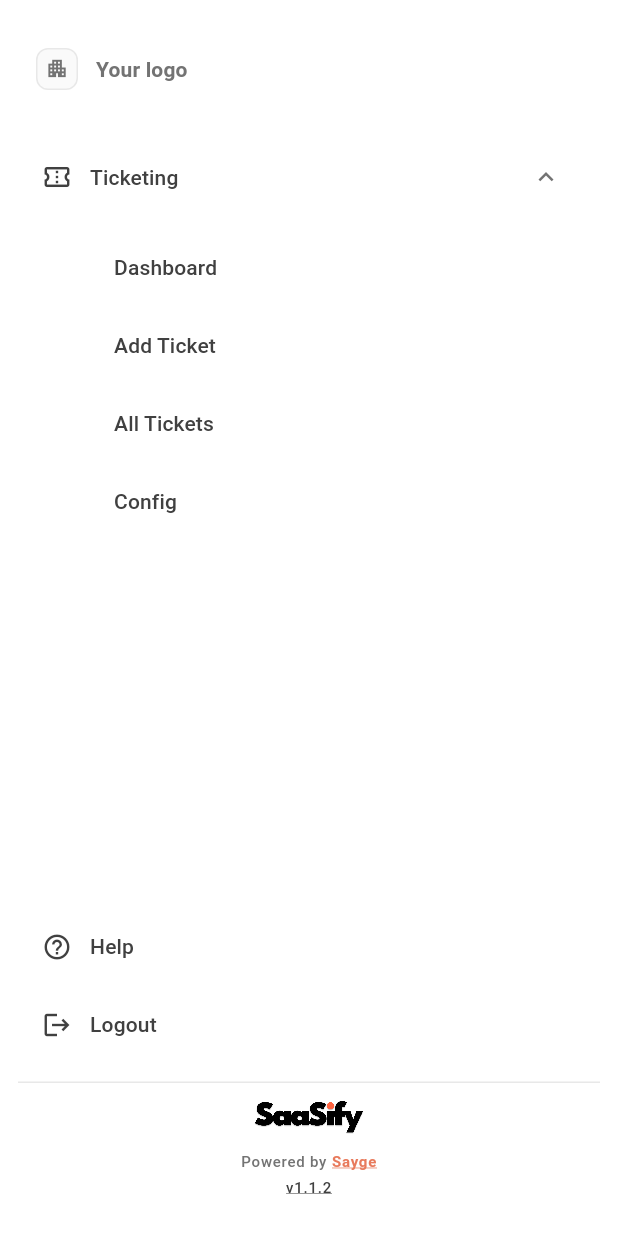
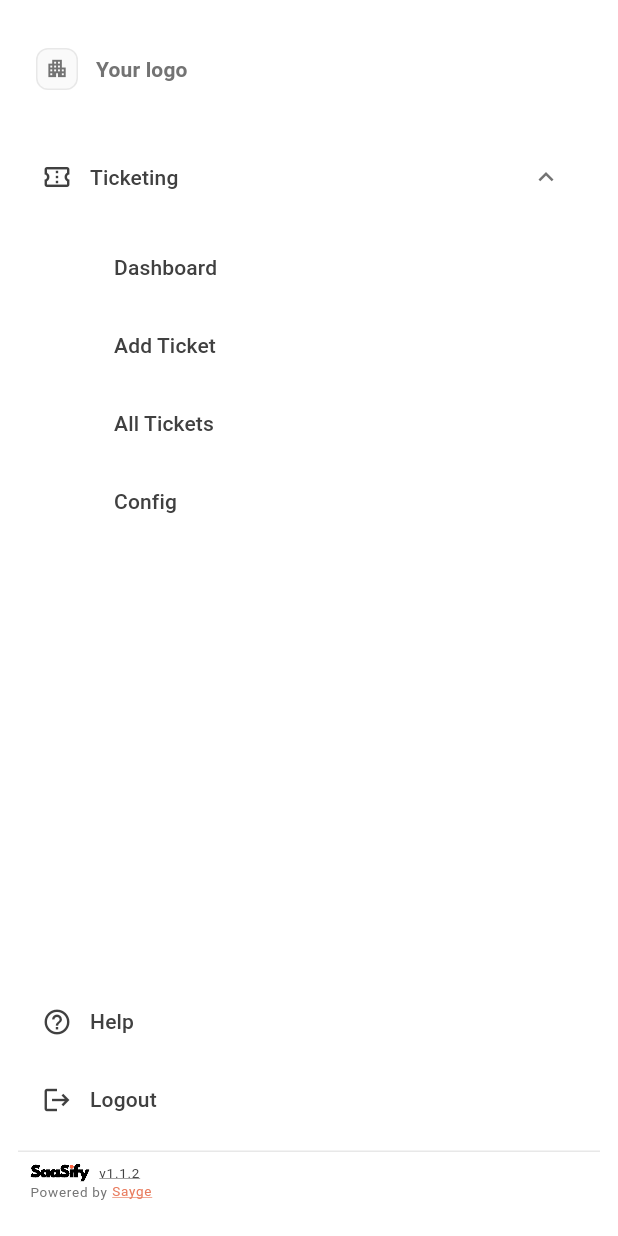
Before and after one commit to sayge-code-hub/saasify, a Flutter app: the ModuleSidebar widget shown alone on an empty page, opened directly, on a phone screen of 412 x 824 dp. Run offline on Flutter 3.47's test engine with Material 3 defaults, Android fonts, the phone set to English and light mode, and no system bars; our stand-ins replace equatable, file_picker, flutter_bloc, go_router, web; Roboto replaces fonts that are missing (Source Sans 3).

Commit message:
Restore single-line header clock and shrink left-aligned sidebar brand.
Revert stacked datetime to one light-grey line, and pack the Saasify
wordmark with version beside it over a tiny Powered by Sayge row.

Co-authored-by: adityaarana <adityaarana@outlook.com>

```diff
--- a/lib/features/shell/presentation/widgets/module_sidebar.dart
+++ b/lib/features/shell/presentation/widgets/module_sidebar.dart
@@ -2,14 +2,15 @@ import 'package:flutter/material.dart';
 import 'package:flutter_bloc/flutter_bloc.dart';
 import 'package:go_router/go_router.dart';
 
+import 'package:saasify/core/constants/app_constants.dart';
 import 'package:saasify/core/theme/app_colors.dart';
 import 'package:saasify/core/theme/app_spacing.dart';
 import 'package:saasify/core/widgets/app_logo.dart';
-import 'package:saasify/core/widgets/powered_by_footer.dart';
 import 'package:saasify/features/auth/presentation/bloc/auth_cubit.dart';
 import 'package:saasify/features/settings/presentation/widgets/company_brand_logo.dart';
 import 'package:saasify/features/shell/domain/app_modules.dart';
 import 'package:saasify/features/shell/presentation/bloc/shell_cubit.dart';
+import 'package:url_launcher/url_launcher.dart';
 
 /// Maglo-inspired left rail: company brand, nav, Saasify + Sayge footer.
 class ModuleSidebar extends StatelessWidget {
@@ -89,19 +90,10 @@ class ModuleSidebar extends StatelessWidget {
                         onNavigate?.call();
                       },
                     ),
-                    const SizedBox(height: AppSpacing.sm),
+                    const SizedBox(height: AppSpacing.xs),
                     const Divider(height: 1, color: AppColors.border),
-                    const SizedBox(height: AppSpacing.sm),
-                    const Align(
-                      alignment: Alignment.center,
-                      child: AppLogoWordmark(
-                        key: ValueKey('sidebar-saasify-logo'),
-                        height: 22,
-                      ),
-                    ),
-                    const SizedBox(height: AppSpacing.sm),
-                    const PoweredByFooter(),
                     const SizedBox(height: AppSpacing.xs),
+                    const _SidebarBrandFooter(),
                   ],
                 ),
               ),
@@ -109,6 +101,95 @@ class ModuleSidebar extends StatelessWidget {
           ),
         );
       },
+    );
+  }
+}
+
+/// Tiny left-aligned Saasify mark + version, with Powered by Sayge under it.
+class _SidebarBrandFooter extends StatelessWidget {
+  const _SidebarBrandFooter();
+
+  Future<void> _openSayge() async {
+    final uri = Uri.parse(AppConstants.saygeUrl);
+    await launchUrl(uri, mode: LaunchMode.externalApplication);
+  }
+
+  @override
+  Widget build(BuildContext context) {
+    final theme = Theme.of(context);
+    final micro = theme.textTheme.labelSmall?.copyWith(
+      color: AppColors.inkTertiary,
+      fontSize: 9,
+      height: 1.15,
+      fontWeight: FontWeight.w400,
+    );
+
+    return Padding(
+      padding: const EdgeInsets.fromLTRB(
+        AppSpacing.xs,
+        0,
+        AppSpacing.xs,
+        AppSpacing.xs,
+      ),
+      child: Column(
+        crossAxisAlignment: CrossAxisAlignment.start,
+        mainAxisSize: MainAxisSize.min,
+        children: [
+          Row(
+            children: [
+              const AppLogoWordmark(
+                key: ValueKey('sidebar-saasify-logo'),
+                height: 12,
+              ),
+              const SizedBox(width: 6),
+              GestureDetector(
+                key: const ValueKey('app-version-link'),
+                onTap: () => context.go('/releases'),
+                child: MouseRegion(
+                  cursor: SystemMouseCursors.click,
+                  child: Text(
+                    AppConstants.appVersionLabel,
+                    style: micro?.copyWith(
+                      color: AppColors.inkSecondary,
+                      decoration: TextDecoration.underline,
+                      decorationColor: AppColors.inkTertiary,
+                    ),
+                  ),
+                ),
+              ),
+            ],
+          ),
+          const SizedBox(height: 2),
+          Text.rich(
+            TextSpan(
+              style: micro,
+              children: [
+                const TextSpan(text: AppConstants.poweredByPrefix),
+                WidgetSpan(
+                  alignment: PlaceholderAlignment.baseline,
+                  baseline: TextBaseline.alphabetic,
+                  child: GestureDetector(
+                    key: const ValueKey('powered-by-sayge'),
+                    onTap: _openSayge,
+                    child: MouseRegion(
+                      cursor: SystemMouseCursors.click,
+                      child: Text(
+                        AppConstants.saygeLabel,
+                        style: micro?.copyWith(
+                          color: AppColors.accent,
+                          decoration: TextDecoration.underline,
+                          decorationColor: AppColors.accent,
+                        ),
+                      ),
+                    ),
+                  ),
+                ),
+              ],
+            ),
+            textAlign: TextAlign.left,
+          ),
+        ],
+      ),
     );
   }
 }
```
Also changed, not shown: lib/features/shell/presentation/widgets/dashboard_header.dart (+10 -24 lines), 2 other files.
